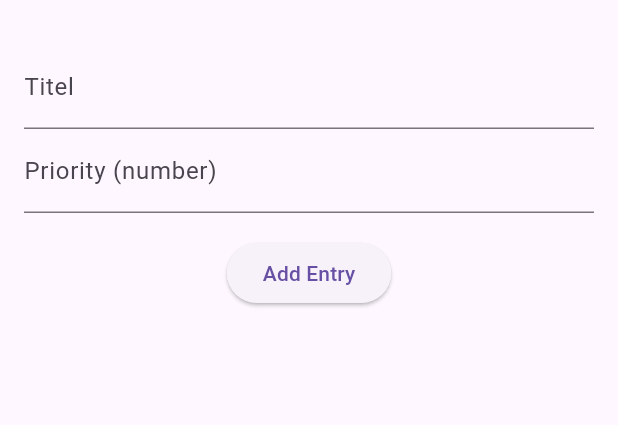
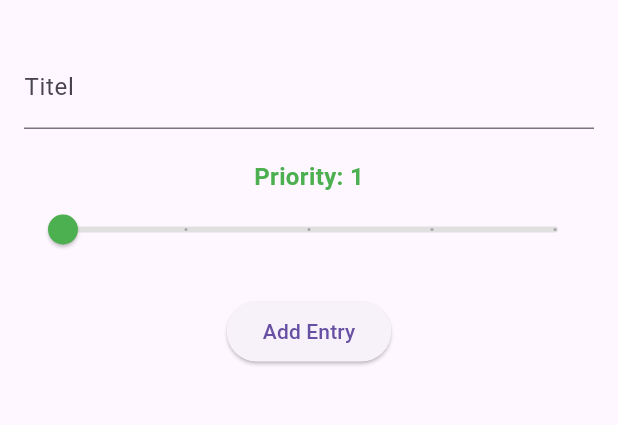
Before and after one commit to Chibinoo/ChatGPT-try, a Flutter app: the screen it shows after launch, after a tap on "Add Entry", on a phone screen of 412 x 824 dp, the part 63-488 px from its top. Run offline on Flutter 3.47's test engine with Material 3 defaults, Android fonts, the phone set to English and light mode, and no system bars.

Commit message:
change prio to slider

```diff
--- a/lib/home_page.dart
+++ b/lib/home_page.dart
@@ -4,14 +4,25 @@ import 'entry_provider.dart';
 import 'entry.dart';
 import 'sorted_page.dart';
 
-class HomePage extends StatelessWidget {
+class HomePage extends StatefulWidget {
   const HomePage({super.key});
 
   @override
-  Widget build(BuildContext context) {
+  State<HomePage> createState() => _HomePageState();
+}
+
+class _HomePageState extends State<HomePage> {
     final titleControler=TextEditingController();
-    final priorityControler=TextEditingController();
+    double _priority=1;//default slider value
 
+    //Get slider color based on priority level
+    Color _getSliderColor(double value){
+      if(value<=2) return Colors.green; //low
+      if(value<=4) return Colors.orange; //mid
+      return Colors.red;//high
+    }
+@override
+Widget build(BuildContext context) {
     return Scaffold(
       appBar: AppBar(
         title: const Text('Add Entries'),
@@ -35,31 +46,60 @@ class HomePage extends StatelessWidget {
               controller: titleControler,
               decoration: const InputDecoration(labelText: 'Titel'),
             ),
-            TextField(
-              controller: priorityControler,
-              decoration: const InputDecoration(labelText: 'Priority (number)'),
-              keyboardType: TextInputType.number,
+            const SizedBox(height: 20),
+            //priority slider with color
+            Text(
+              'Priority: ${_priority.toInt()}',
+              style: TextStyle(
+                fontSize: 16,
+                fontWeight: FontWeight.bold,
+                color: _getSliderColor(_priority),
+              ),
             ),
-            const SizedBox(height: 16),
-            ElevatedButton(
+            SliderTheme(
+              data: SliderTheme.of(context).copyWith(
+                activeTrackColor: _getSliderColor(_priority),
+                thumbColor: _getSliderColor(_priority),
+                overlayColor: _getSliderColor(_priority).withOpacity(0.2),
+                inactiveTrackColor: Colors.grey[300]
+              ),
+              child: Slider(
+                value: _priority,
+                min: 1,
+                max: 5,
+                divisions: 4,
+                label: _priority.toInt().toString(),
+                onChanged: (value){
+                  setState(() {
+                    _priority=value;
+                  });
+                }
+              )
+            ),
+            const SizedBox(height: 20),
+            Center(
+              child: ElevatedButton(
               onPressed: (){
-                if (titleControler.text.isNotEmpty&&priorityControler.text.isNotEmpty){
+                if (titleControler.text.isNotEmpty){
                   Provider.of<EntryProvider>(context, listen:false).addEntry(
                     Entry(
                       title:titleControler.text,
                       date: DateTime.now(),
-                      priority: int.parse(priorityControler.text)
+                      priority: _priority.toInt(),
                     ),
                   );
                   titleControler.clear();
-                  priorityControler.clear();
+                  setState(() {
+                    _priority=1;//reset slider
+                  });
                 }
               },
               child: const Text('Add Entry'),
             ),
+            )
           ],
         ),
-        ),
+      ),
     );
   }
 }
```
